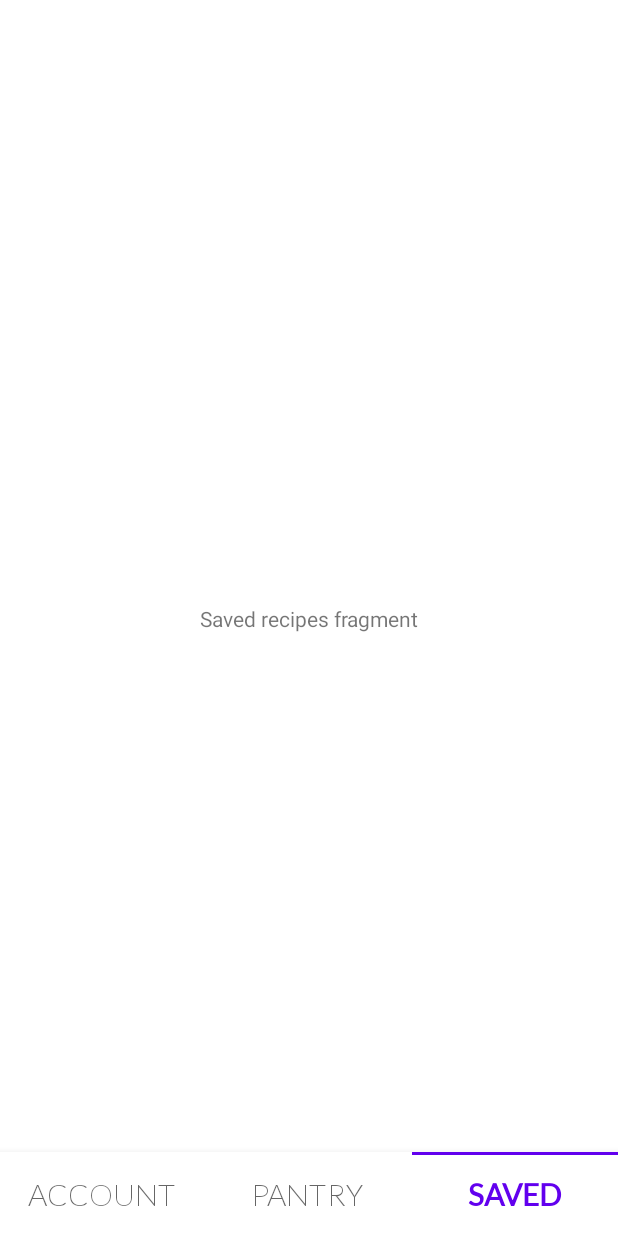
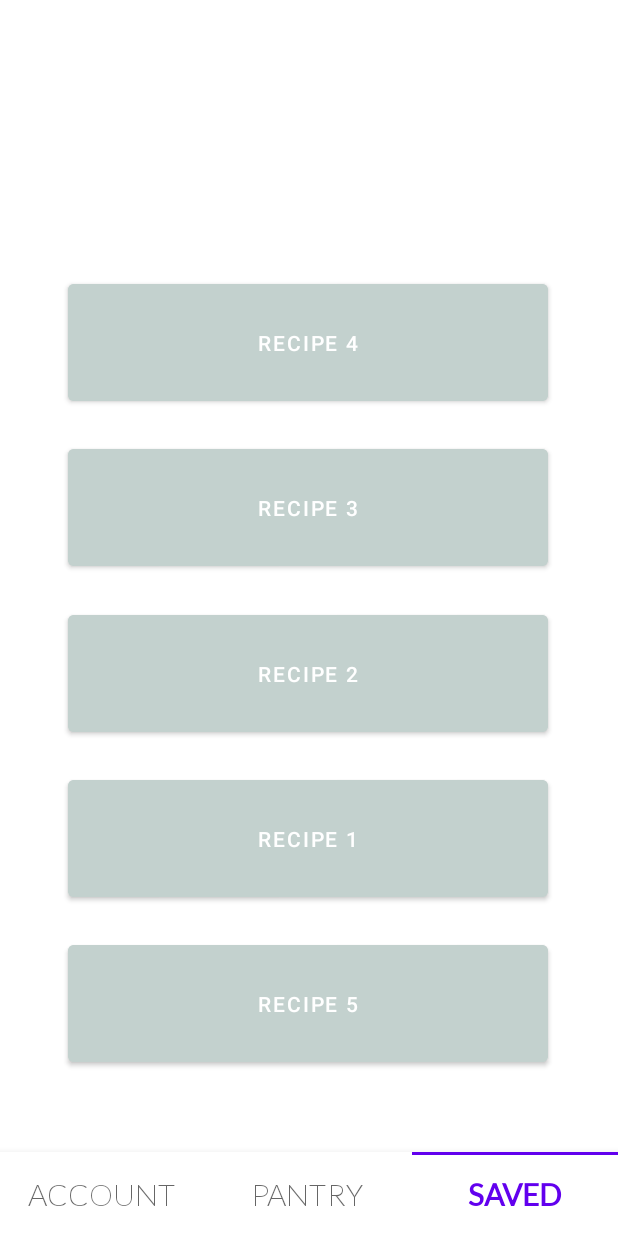
Before and after one commit to raulroy45/cse403-reverse-recipes, an Android app: the SavedRecipesFragment screen opened through its navigation route, on a phone screen of 412 x 824 dp. Run offline under Robolectric (Android 15) with nearby library versions, the phone set to English and light mode, and no system bars; our stand-ins replace navigation-ui.

Commit message:
Added buttons

```diff
--- a/app/app/src/main/res/layout/activity_main.xml
+++ b/app/app/src/main/res/layout/activity_main.xml
@@ -1,6 +1,5 @@
 <?xml version="1.0" encoding="utf-8"?>
-<androidx.constraintlayout.widget.ConstraintLayout
-    xmlns:android="http://schemas.android.com/apk/res/android"
+<androidx.constraintlayout.widget.ConstraintLayout xmlns:android="http://schemas.android.com/apk/res/android"
     xmlns:app="http://schemas.android.com/apk/res-auto"
     xmlns:tools="http://schemas.android.com/tools"
     android:layout_width="match_parent"
@@ -12,26 +11,26 @@
         android:name="androidx.navigation.fragment.NavHostFragment"
         android:layout_width="0dp"
         android:layout_height="0dp"
+        app:defaultNavHost="true"
+        app:layout_constraintBottom_toBottomOf="parent"
         app:layout_constraintLeft_toLeftOf="parent"
         app:layout_constraintRight_toRightOf="parent"
+
         app:layout_constraintTop_toTopOf="parent"
-        app:layout_constraintBottom_toBottomOf="parent"
-
-        app:defaultNavHost="true"
         app:navGraph="@navigation/nav_graph" />
 
     <com.google.android.material.bottomnavigation.BottomNavigationView
         android:id="@+id/bottom_navigation_view"
         android:layout_width="match_parent"
         android:layout_height="wrap_content"
+        app:itemBackground="@drawable/nav_indicator"
+        app:itemPaddingBottom="20dp"
+        app:itemTextAppearanceActive="@style/BottomNavActiveStyle"
+        app:itemTextAppearanceInactive="@style/BottomNavInactiveStyle"
+        app:labelVisibilityMode="labeled"
         app:layout_constraintBottom_toBottomOf="parent"
         app:layout_constraintEnd_toEndOf="parent"
         app:layout_constraintStart_toStartOf="parent"
-        app:menu="@menu/bottom_nav"
-        app:labelVisibilityMode="labeled"
-        app:itemTextAppearanceActive="@style/BottomNavActiveStyle"
-        app:itemTextAppearanceInactive="@style/BottomNavInactiveStyle"
-        app:itemPaddingBottom="20dp"
-        app:itemBackground="@drawable/nav_indicator" />
+        app:menu="@menu/bottom_nav" />
 
 </androidx.constraintlayout.widget.ConstraintLayout>
--- a/app/app/src/main/res/layout/fragment_saved_recipes.xml
+++ b/app/app/src/main/res/layout/fragment_saved_recipes.xml
@@ -7,15 +7,84 @@
     android:layout_height="match_parent"
     tools:context=".SavedRecipesFragment">
 
-    <!-- TODO: Update blank fragment layout -->
-    <TextView
-        android:layout_width="wrap_content"
-        android:layout_height="wrap_content"
-        android:text="@string/saved_recipes_fragment"
-        android:textAlignment="center"
+    <Button
+        android:id="@+id/button11"
+        android:layout_width="320dp"
+        android:layout_height="90dp"
+        android:text="@string/recipe_5"
+        app:iconTint="#00BCD4"
+        app:iconTintMode="add"
         app:layout_constraintBottom_toBottomOf="parent"
         app:layout_constraintEnd_toEndOf="parent"
+        app:layout_constraintHorizontal_bias="0.494"
         app:layout_constraintStart_toStartOf="parent"
-        app:layout_constraintTop_toTopOf="parent" />
+        app:layout_constraintTop_toTopOf="parent"
+        app:layout_constraintVertical_bias="0.850"
+        app:strokeColor="#E91E63"
+        android:backgroundTint="#C3D1CE" />
+
+    <Button
+        android:id="@+id/button10"
+        android:layout_width="320dp"
+        android:layout_height="90dp"
+        android:text="@string/recipe_1"
+        app:iconTint="#00BCD4"
+        app:iconTintMode="add"
+        app:layout_constraintBottom_toBottomOf="parent"
+        app:layout_constraintEnd_toEndOf="parent"
+        app:layout_constraintHorizontal_bias="0.494"
+        app:layout_constraintStart_toStartOf="parent"
+        app:layout_constraintTop_toTopOf="parent"
+        app:layout_constraintVertical_bias="0.700"
+        app:strokeColor="#E91E63"
+        android:backgroundTint="#C3D1CE" />
+
+    <Button
+        android:id="@+id/button8"
+        android:layout_width="320dp"
+        android:layout_height="90dp"
+        android:text="@string/recipe_2"
+        app:iconTint="#00BCD4"
+        app:iconTintMode="add"
+        app:layout_constraintBottom_toBottomOf="parent"
+        app:layout_constraintEnd_toEndOf="parent"
+        app:layout_constraintHorizontal_bias="0.494"
+        app:layout_constraintStart_toStartOf="parent"
+        app:layout_constraintTop_toTopOf="parent"
+        app:layout_constraintVertical_bias="0.550"
+        app:strokeColor="#E91E63"
+        android:backgroundTint="#C3D1CE" />
+
+    <Button
+        android:id="@+id/button7"
+        android:layout_width="320dp"
+        android:layout_height="90dp"
+        android:text="@string/recipe_3"
+        app:iconTint="#00BCD4"
+        app:iconTintMode="add"
+        app:layout_constraintBottom_toBottomOf="parent"
+        app:layout_constraintEnd_toEndOf="parent"
+        app:layout_constraintHorizontal_bias="0.494"
+        app:layout_constraintStart_toStartOf="parent"
+        app:layout_constraintTop_toTopOf="parent"
+        app:layout_constraintVertical_bias="0.400"
+        app:strokeColor="#E91E63"
+        android:backgroundTint="#C3D1CE" />
+
+    <Button
+        android:id="@+id/button6"
+        android:layout_width="320dp"
+        android:layout_height="90dp"
+        android:text="@string/recipe_4"
+        app:iconTint="#00BCD4"
+        app:iconTintMode="add"
+        app:layout_constraintBottom_toBottomOf="parent"
+        app:layout_constraintEnd_toEndOf="parent"
+        app:layout_constraintHorizontal_bias="0.494"
+        app:layout_constraintStart_toStartOf="parent"
+        app:layout_constraintTop_toTopOf="parent"
+        app:layout_constraintVertical_bias="0.250"
+        app:strokeColor="#E91E63"
+        android:backgroundTint="#C3D1CE" />
 
 </androidx.constraintlayout.widget.ConstraintLayout>
--- /dev/null
+++ b/app/app/src/main/res/values/ids.xml
@@ -0,0 +1,4 @@
+<?xml version="1.0" encoding="utf-8"?>
+<resources>
+    <item name="button6" type="id" />
+</resources>
--- a/app/app/src/main/res/values/strings.xml
+++ b/app/app/src/main/res/values/strings.xml
@@ -5,4 +5,9 @@
     <string name="pantry_fragment">Pantry fragment</string>
     <string name="saved_recipes_fragment">Saved recipes fragment</string>
     <string name="search_fragment">Search fragment</string>
+    <string name="recipe_3">Recipe 3</string>
+    <string name="recipe_4">Recipe 4</string>
+    <string name="recipe_1">Recipe 1</string>
+    <string name="recipe_2">Recipe 2</string>
+    <string name="recipe_5">Recipe 5</string>
 </resources>
```
